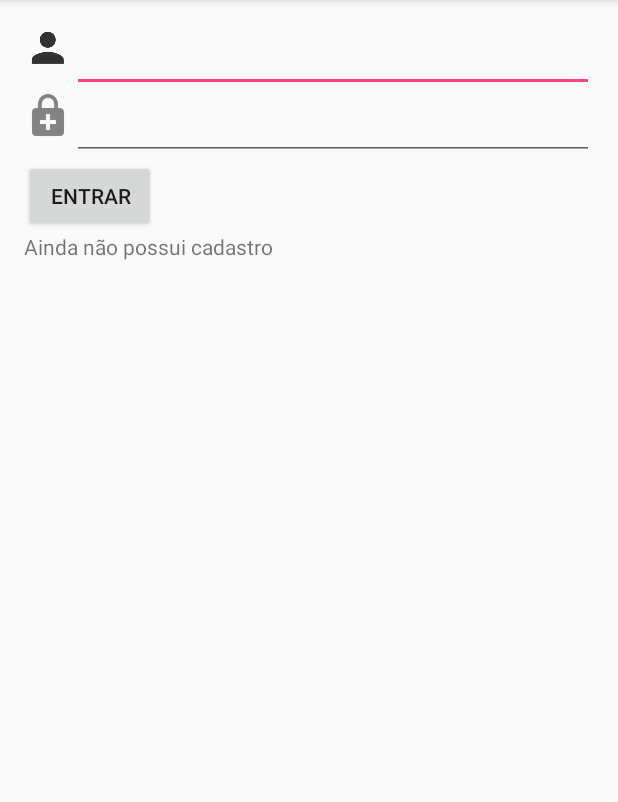
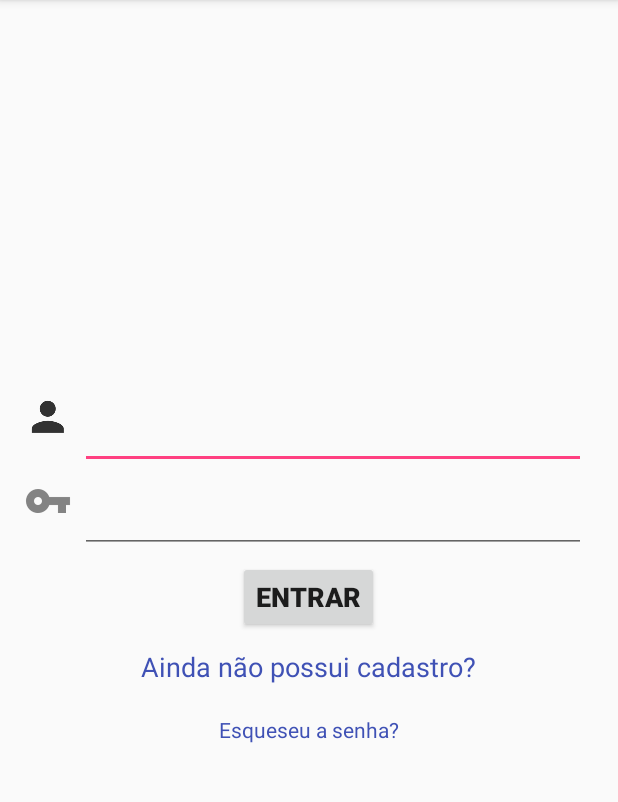
Before and after one commit to freeman507/AskToMe, an Android app: the screen it shows after launch (LoginActivity), on a phone screen of 412 x 824 dp, the part 84-886 px from its top. Run offline under Robolectric (Android 15) with nearby library versions, the phone set to English and light mode, and no system bars; our stand-ins replace Firebase (no records; nobody signed in at launch, a user with empty details on screens opened directly).

Commit message:
tela de login

```diff
--- a/app/src/main/AndroidManifest.xml
+++ b/app/src/main/AndroidManifest.xml
@@ -15,7 +15,8 @@
                 <category android:name="android.intent.category.LAUNCHER" />
             </intent-filter>
         </activity>
-        <activity android:name=".activity.MenuPalestrado"></activity>
+        <activity android:name=".activity.MenuPalestrado" />
+        <activity android:name=".activity.CadastroActivity"></activity>
     </application>
 
 </manifest>
--- a/app/src/main/java/com/example/freeman/asktome/activity/LoginActivity.java
+++ b/app/src/main/java/com/example/freeman/asktome/activity/LoginActivity.java
@@ -3,14 +3,14 @@ package com.example.freeman.asktome.activity;
 import android.content.Intent;
 import android.support.v7.app.AppCompatActivity;
 import android.os.Bundle;
-import android.text.Editable;
 import android.view.View;
 import android.widget.Button;
 import android.widget.EditText;
 
-import com.example.freeman.asktome.MainActivity;
 import com.example.freeman.asktome.R;
-import com.example.freeman.asktome.model.Usuario;
+import com.google.firebase.database.ChildEventListener;
+import com.google.firebase.database.DataSnapshot;
+import com.google.firebase.database.DatabaseError;
 import com.google.firebase.database.DatabaseReference;
 import com.google.firebase.database.FirebaseDatabase;
 
@@ -27,7 +27,38 @@ public class LoginActivity extends AppCompatActivity {
         super.onCreate(savedInstanceState);
         setContentView(R.layout.activity_login);
 
+        FirebaseDatabase.getInstance().setPersistenceEnabled(true);
+
         database = FirebaseDatabase.getInstance().getReference("usuarios");
+
+        database.keepSynced(true);
+
+        database.orderByChild("login").addChildEventListener(new ChildEventListener() {
+            @Override
+            public void onChildAdded(DataSnapshot dataSnapshot, String s) {
+
+            }
+
+            @Override
+            public void onChildChanged(DataSnapshot dataSnapshot, String s) {
+
+            }
+
+            @Override
+            public void onChildRemoved(DataSnapshot dataSnapshot) {
+
+            }
+
+            @Override
+            public void onChildMoved(DataSnapshot dataSnapshot, String s) {
+
+            }
+
+            @Override
+            public void onCancelled(DatabaseError databaseError) {
+
+            }
+        });
 
         /*
         Usuario usuario = new Usuario();
@@ -58,6 +89,15 @@ public class LoginActivity extends AppCompatActivity {
         });
     }
 
+    public void cadastrar(View view) {
+        Intent intent = new Intent(LoginActivity.this, CadastroActivity.class);
+        startActivity(intent);
+    }
+
+    public void recuperarSenha(View view) {
+        System.out.println("teste");
+    }
+
     @Override
     protected void onDestroy() {
         super.onDestroy();
--- a/app/src/main/java/com/example/freeman/asktome/model/Usuario.java
+++ b/app/src/main/java/com/example/freeman/asktome/model/Usuario.java
@@ -9,15 +9,15 @@ import com.google.firebase.database.IgnoreExtraProperties;
 @IgnoreExtraProperties
 public class Usuario {
 
-    private String usuario;
+    private String login;
     private String senha;
 
     public String getUsuario() {
-        return usuario;
+        return login;
     }
 
     public void setUsuario(String usuario) {
-        this.usuario = usuario;
+        this.login = usuario;
     }
 
     public String getSenha() {
--- a/app/src/main/res/layout/activity_login.xml
+++ b/app/src/main/res/layout/activity_login.xml
@@ -9,7 +9,8 @@
     android:paddingRight="@dimen/activity_horizontal_margin"
     android:paddingTop="@dimen/activity_vertical_margin"
     tools:context="com.example.freeman.asktome.activity.LoginActivity"
-    android:orientation="vertical">
+    android:orientation="vertical"
+    android:gravity="center">
 
    <LinearLayout
        android:layout_width="match_parent"
@@ -18,9 +19,10 @@
        <ImageView
            android:layout_width="wrap_content"
            android:layout_height="wrap_content"
-           android:src="@drawable/ic_user"/>
+           android:src="@drawable/ic_user" />
 
        <EditText
+           android:layout_margin="5dp"
            android:layout_width="match_parent"
            android:layout_height="wrap_content"
            android:id="@+id/campo_user"/>
@@ -38,20 +40,35 @@
 
         <EditText
             android:password="true"
+            android:layout_margin="5dp"
             android:layout_width="match_parent"
             android:layout_height="wrap_content"
-            android:id="@+id/campo_password"/>
+            android:id="@+id/campo_password" />
 
     </LinearLayout>
     <Button
         android:layout_width="wrap_content"
         android:layout_height="wrap_content"
         android:text="Entrar"
-        android:id="@+id/btn_entrar"/>
+        android:textStyle="bold"
+        android:textSize="18sp"
+        android:id="@+id/btn_entrar" />
 
     <TextView
+        android:layout_margin="10dp"
         android:layout_width="wrap_content"
         android:layout_height="wrap_content"
-        android:id="@+id/recovery_link"
-        android:text="Ainda não possui cadastro"/>
+        android:text="Ainda não possui cadastro?"
+        android:textColor="@color/colorPrimary"
+        android:onClick="cadastrar"
+        android:textSize="18sp"/>
+
+    <TextView
+        android:layout_margin="10dp"
+        android:layout_width="wrap_content"
+        android:layout_height="wrap_content"
+        android:text="Esqueseu a senha?"
+        android:textColor="@color/colorPrimary"
+        android:onClick="recuperarSenha"
+        android:textSize="14sp"/>
 </LinearLayout>
```
Also changed, not shown: app/src/main/java/com/example/freeman/asktome/activity/CadastroActivity.java (added, +15 -0 lines), app/src/main/res/layout/activity_cadastro.xml (added, +39 -0 lines), app/src/main/res/layout/activity_menu_palestrado.xml (+5 -5 lines), app/src/main/res/drawable-hdpi/ic_password.png, app/src/main/res/drawable-mdpi/ic_password.png, app/src/main/res/drawable-xhdpi/ic_password.png, app/src/main/res/drawable-xxhdpi/ic_password.png.
